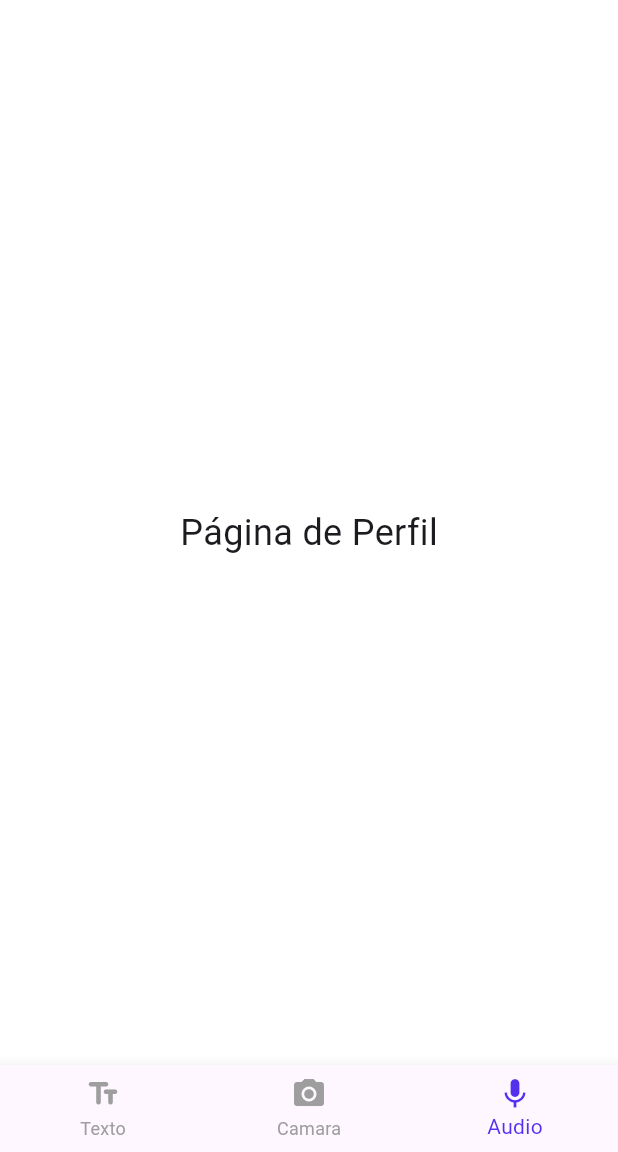
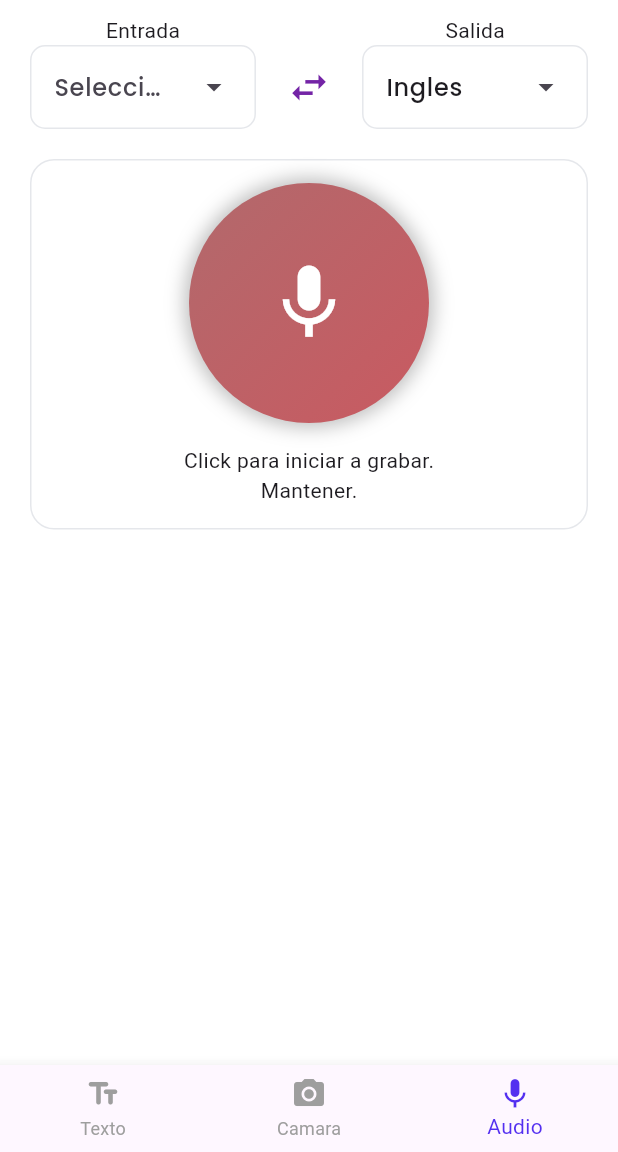
Before and after one commit to Bounsic-A-S/Tongi, a Flutter app: the screen it shows after launch, item 3 of the bottom bar chosen, on a phone screen of 412 x 824 dp, the part 84-1236 px from its top. Run offline on Flutter 3.47's test engine with Material 3 defaults, Android fonts, the light colour scheme and no system bars.

Commit message:
TONGI-65 create audio screen base

```diff
--- /dev/null
+++ b/frontend/lib/screens/audio_screen.dart
@@ -0,0 +1,44 @@
+import 'package:flutter/cupertino.dart';
+import 'package:flutter/material.dart';
+import 'package:frontend/core/tongi_colors.dart';
+import 'package:frontend/widgets/language_selector.dart';
+import 'package:frontend/widgets/record_button.dart';
+
+class AudioScreen extends StatefulWidget {
+  const AudioScreen({super.key});
+
+  @override
+  State<AudioScreen> createState() => _AudioScreenState();
+}
+
+class _AudioScreenState extends State<AudioScreen> {
+  @override
+  Widget build(BuildContext context) {
+    return Column(
+      children: [
+        LanguageSelector(),
+        SizedBox(height: 20),
+        Container(
+          decoration: BoxDecoration(
+            border: BoxBorder.all(color: TongiColors.border, width: 1),
+            borderRadius: BorderRadius.circular(16),
+          ),
+          padding: EdgeInsets.all(15),
+          child: Row(
+            mainAxisAlignment: MainAxisAlignment.center,
+            children: [
+              Column(
+                children: [
+                  RecordButton(),
+                  SizedBox(height: 15),
+                  Text("Click para iniciar a grabar."),
+                  Text("Mantener."),
+                ],
+              ),
+            ],
+          ),
+        ),
+      ],
+    );
+  }
+}
--- a/frontend/lib/screens/main_screen.dart
+++ b/frontend/lib/screens/main_screen.dart
@@ -1,4 +1,5 @@
 import 'package:flutter/material.dart';
+import 'package:frontend/screens/audio_screen.dart';
 import 'package:frontend/screens/text_screen.dart';
 import 'package:frontend/widgets/dashboard/tongi_appbar.dart';
 import 'package:frontend/widgets/dashboard/tongi_navbar.dart';
@@ -17,7 +18,7 @@ class _MainScreenState extends State<MainScreen> {
   final List<Widget> _pages = [
     TextScreen(),
     Center(child: Text("Página de Buscar", style: TextStyle(fontSize: 24))),
-    Center(child: Text("Página de Perfil", style: TextStyle(fontSize: 24))),
+    AudioScreen(),
   ];
 
   void _onNavbarTapped(int index) {
@@ -31,7 +32,10 @@ class _MainScreenState extends State<MainScreen> {
     return Scaffold(
       backgroundColor: Colors.white,
       appBar: TongiAppbar(onSettingsPressed: () => {print("Settings Pressed")}),
-      body: _pages[_selectedIndex],
+      body: Padding(
+        padding: EdgeInsets.only(left: 20, right: 20, top: 10),
+        child: _pages[_selectedIndex],
+      ),
       bottomNavigationBar: TongiNavbar(
         currentIndex: _selectedIndex,
         onTap: _onNavbarTapped,
--- a/frontend/lib/screens/text_screen.dart
+++ b/frontend/lib/screens/text_screen.dart
@@ -13,9 +13,7 @@ class TextScreen extends StatefulWidget {
 class _DashboardScreenState extends State<TextScreen> {
   @override
   Widget build(BuildContext context) {
-    return Container(
-      padding: EdgeInsets.only(left: 20, right: 20, top: 10),
-      child: Column(
+    return Column(
       children: [
         LanguageSelector(),
         SizedBox(height: 10),
@@ -23,7 +21,6 @@ class _DashboardScreenState extends State<TextScreen> {
         TextTranslation(),
         TextSuggestions(),
       ],
-      ),
     );
   }
 }
--- /dev/null
+++ b/frontend/lib/widgets/record_button.dart
@@ -0,0 +1,86 @@
+import 'package:flutter/material.dart';
+import 'package:frontend/core/tongi_colors.dart';
+
+class RecordButton extends StatefulWidget {
+  const RecordButton({Key? key}) : super(key: key);
+
+  @override
+  State<RecordButton> createState() => _RecordButtonState();
+}
+
+class _RecordButtonState extends State<RecordButton>
+    with SingleTickerProviderStateMixin {
+  late AnimationController _controller;
+  late Animation<Color?> _color1;
+  late Animation<Color?> _color2;
+
+  bool isRecording = false;
+
+  @override
+  void initState() {
+    super.initState();
+
+    // Animación cíclica de 2s
+    _controller =
+        AnimationController(vsync: this, duration: const Duration(seconds: 2))
+          ..repeat(reverse: true);
+
+    _color1 = ColorTween(begin: TongiColors.primary, end: Colors.orange)
+        .animate(_controller);
+    _color2 = ColorTween(begin: Colors.orange, end: Colors.purple)
+        .animate(_controller);
+  }
+
+  @override
+  void dispose() {
+    _controller.dispose();
+    super.dispose();
+  }
+
+  void toggleRecording() {
+    setState(() {
+      isRecording = !isRecording;
+      if (isRecording) {
+        _controller.repeat(reverse: true);
+      } else {
+        _controller.stop();
+      }
+    });
+  }
+
+  @override
+  Widget build(BuildContext context) {
+    return InkWell(
+      onTap: toggleRecording,
+      borderRadius: BorderRadius.circular(100),
+      child: AnimatedBuilder(
+        animation: _controller,
+        builder: (context, child) {
+          return Container(
+            padding: const EdgeInsets.all(50),
+            decoration: BoxDecoration(
+              shape: BoxShape.circle,
+              gradient: LinearGradient(
+                colors: [_color1.value ?? Colors.red, _color2.value ?? Colors.orange],
+                begin: Alignment.topLeft,
+                end: Alignment.bottomRight,
+              ),
+              boxShadow: const [
+                BoxShadow(
+                  color: Colors.black26,
+                  blurRadius: 10,
+                  spreadRadius: 3,
+                ),
+              ],
+            ),
+            child: Icon(
+              isRecording ? Icons.stop : Icons.mic,
+              size: 60,
+              color: Colors.white,
+            ),
+          );
+        },
+      ),
+    );
+  }
+}
```
Lines whose indentation alone changed are shown as unchanged.
